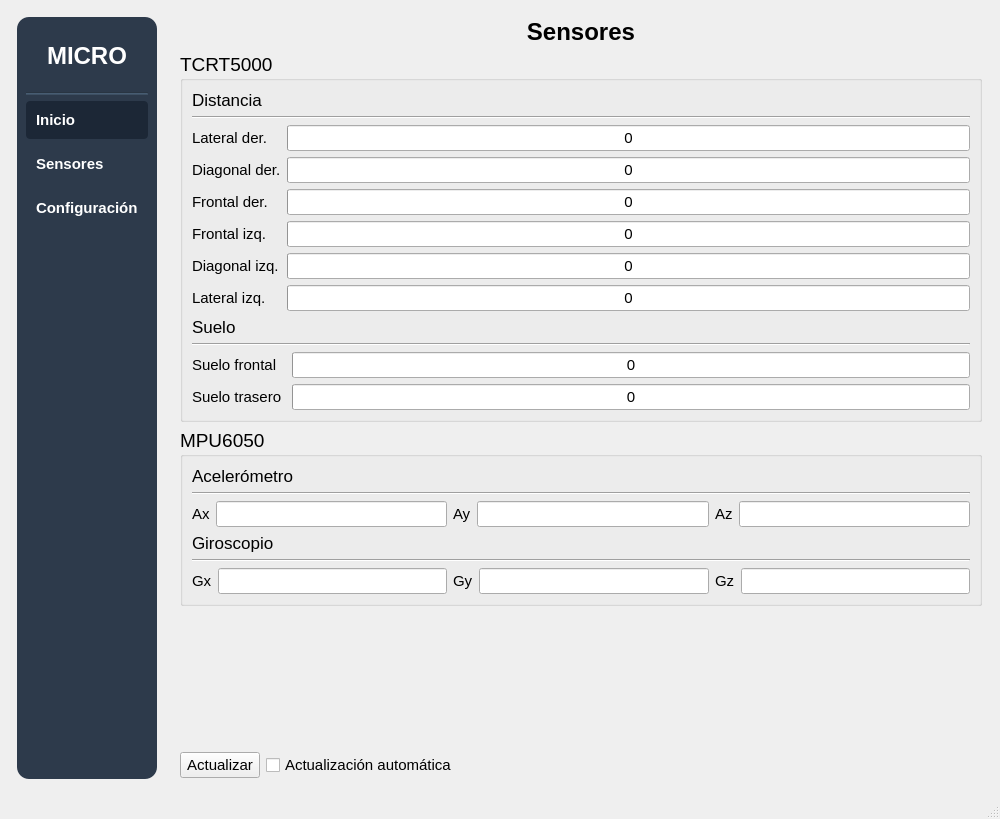
IvanLeiCas22/HMI_MICROMOUSE_V4, file mainwindow.ui: the form before one commit.
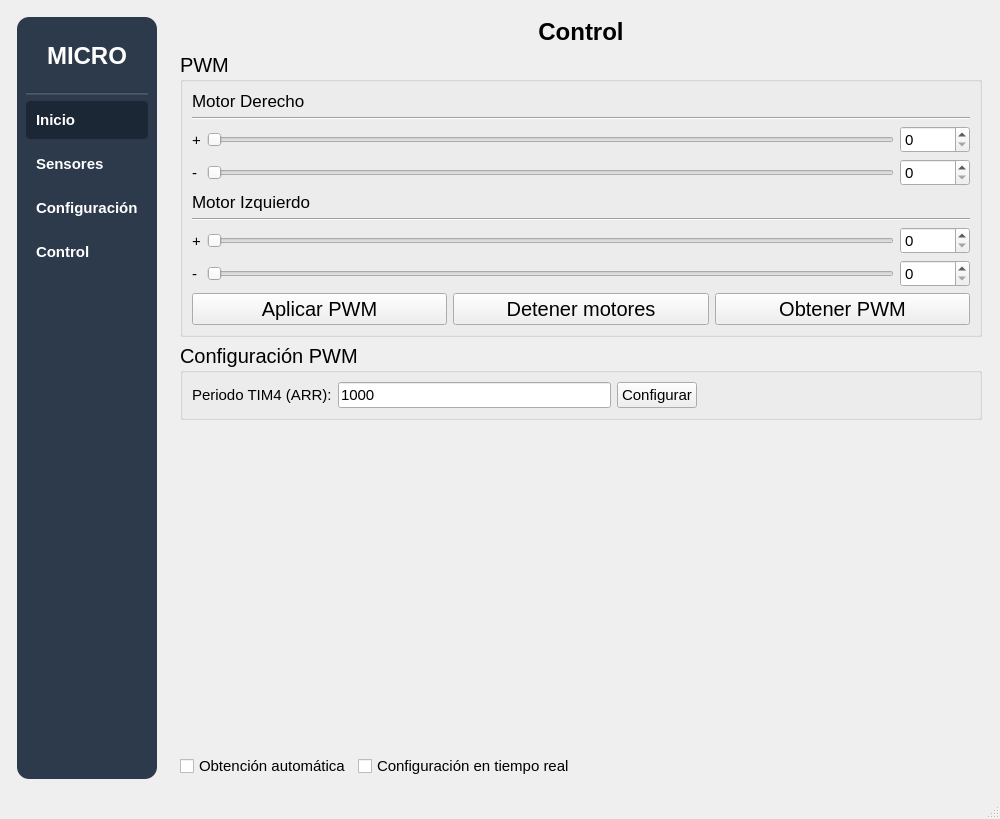
The form after the commit.

Commit message: Control de motores y periodo de TIM4

```diff
--- a/mainwindow.ui
+++ b/mainwindow.ui
@@ -185,6 +185,40 @@
          </property>
         </widget>
        </item>
+       <item>
+        <widget class="QPushButton" name="btnControl">
+         <property name="font">
+          <font>
+           <pointsize>11</pointsize>
+           <bold>true</bold>
+          </font>
+         </property>
+         <property name="styleSheet">
+          <string notr="true">QPushButton {
+  background-color: #2d3a4b;
+  color: white;
+  border-radius: 4px;
+  padding: 10px;
+  font-weight: bold;
+  text-align: left;
+}
+
+QPushButton:hover {
+  background-color: rgb(174, 188, 191);
+}
+
+QPushButton:checked {
+  background-color: rgb(28, 39, 54);
+}</string>
+         </property>
+         <property name="text">
+          <string>Control</string>
+         </property>
+         <property name="checkable">
+          <bool>true</bool>
+         </property>
+        </widget>
+       </item>
        <item>
         <spacer name="verticalSpacer">
          <property name="orientation">
@@ -204,7 +238,7 @@
     <item>
      <widget class="QStackedWidget" name="stackedScreens">
       <property name="currentIndex">
-       <number>1</number>
+       <number>3</number>
       </property>
       <widget class="QWidget" name="pageHome">
        <layout class="QVBoxLayout" name="verticalLayout_2">
@@ -590,7 +624,7 @@
          <widget class="QGroupBox" name="groupIRSensors">
           <property name="font">
            <font>
-            <pointsize>14</pointsize>
+            <pointsize>15</pointsize>
            </font>
           </property>
           <property name="title">
@@ -607,7 +641,7 @@
                 </font>
                </property>
                <property name="text">
-                <string>Distancia</string>
+                <string>Laterales</string>
                </property>
               </widget>
              </item>
@@ -646,162 +680,6 @@
                </property>
               </widget>
              </item>
-             <item row="1" column="1">
-              <widget class="QProgressBar" name="progBarIrRightDiag">
-               <property name="font">
-                <font>
-                 <pointsize>11</pointsize>
-                </font>
-               </property>
-               <property name="maximum">
-                <number>4095</number>
-               </property>
-               <property name="value">
-                <number>0</number>
-               </property>
-               <property name="alignment">
-                <set>Qt::AlignCenter</set>
-               </property>
-               <property name="textVisible">
-                <bool>true</bool>
-               </property>
-               <property name="format">
-                <string>%v</string>
-               </property>
-              </widget>
-             </item>
-             <item row="2" column="1">
-              <widget class="QProgressBar" name="progBarIrFrontRight">
-               <property name="font">
-                <font>
-                 <pointsize>11</pointsize>
-                </font>
-               </property>
-               <property name="maximum">
-                <number>4095</number>
-               </property>
-               <property name="value">
-                <number>0</number>
-               </property>
-               <property name="alignment">
-                <set>Qt::AlignCenter</set>
-               </property>
-               <property name="textVisible">
-                <bool>true</bool>
-               </property>
-               <property name="format">
-                <string>%v</string>
-               </property>
-              </widget>
-             </item>
-             <item row="2" column="0">
-              <widget class="QLabel" name="labelIrFrontRight">
-               <property name="font">
-                <font>
-                 <pointsize>11</pointsize>
-                </font>
-               </property>
-               <property name="text">
-                <string>Frontal der.</string>
-               </property>
-              </widget>
-             </item>
-             <item row="1" column="0">
-              <widget class="QLabel" name="labelIrRightDiag">
-               <property name="font">
-                <font>
-                 <pointsize>11</pointsize>
-                </font>
-               </property>
-               <property name="text">
-                <string>Diagonal der.</string>
-               </property>
-              </widget>
-             </item>
-             <item row="4" column="0">
-              <widget class="QLabel" name="labelIrLeftDiag">
-               <property name="font">
-                <font>
-                 <pointsize>11</pointsize>
-                </font>
-               </property>
-               <property name="text">
-                <string>Diagonal izq.</string>
-               </property>
-              </widget>
-             </item>
-             <item row="4" column="1">
-              <widget class="QProgressBar" name="progBarIrLeftDiag">
-               <property name="font">
-                <font>
-                 <pointsize>11</pointsize>
-                </font>
-               </property>
-               <property name="maximum">
-                <number>4095</number>
-               </property>
-               <property name="value">
-                <number>0</number>
-               </property>
-               <property name="alignment">
-                <set>Qt::AlignCenter</set>
-               </property>
-               <property name="textVisible">
-                <bool>true</bool>
-               </property>
-               <property name="format">
-                <string>%v</string>
-               </property>
-              </widget>
-             </item>
-             <item row="3" column="0">
-              <widget class="QLabel" name="labelIrFrontLeft">
-               <property name="font">
-                <font>
-                 <pointsize>11</pointsize>
-                </font>
-               </property>
-               <property name="text">
-                <string>Frontal izq.</string>
-               </property>
-              </widget>
-             </item>
-             <item row="5" column="0">
-              <widget class="QLabel" name="labelIrLeftSide">
-               <property name="font">
-                <font>
-                 <pointsize>11</pointsize>
-                </font>
-               </property>
-               <property name="text">
-                <string>Lateral izq.</string>
-               </property>
-              </widget>
-             </item>
-             <item row="3" column="1">
-              <widget class="QProgressBar" name="progBarIrFrontLeft">
-               <property name="font">
-                <font>
-                 <pointsize>11</pointsize>
-                </font>
-               </property>
-               <property name="maximum">
-                <number>4095</number>
-               </property>
-               <property name="value">
-                <number>0</number>
-               </property>
-               <property name="alignment">
-                <set>Qt::AlignCenter</set>
-               </property>
-               <property name="textVisible">
-                <bool>true</bool>
-               </property>
-               <property name="format">
-                <string>%v</string>
-               </property>
-              </widget>
-             </item>
              <item row="0" column="0">
               <widget class="QLabel" name="labelIrRightSide">
                <property name="font">
@@ -810,7 +688,7 @@
                 </font>
                </property>
                <property name="text">
-                <string>Lateral der.</string>
+                <string>D</string>
                </property>
               </widget>
              </item>
@@ -838,6 +716,208 @@
                </property>
               </widget>
              </item>
+             <item row="5" column="0">
+              <widget class="QLabel" name="labelIrLeftSide">
+               <property name="font">
+                <font>
+                 <pointsize>11</pointsize>
+                </font>
+               </property>
+               <property name="text">
+                <string>I</string>
+               </property>
+              </widget>
+             </item>
+            </layout>
+           </item>
+           <item>
+            <widget class="QLabel" name="label_10">
+             <property name="font">
+              <font>
+               <pointsize>13</pointsize>
+              </font>
+             </property>
+             <property name="text">
+              <string>Frontales</string>
+             </property>
+            </widget>
+           </item>
+           <item>
+            <widget class="Line" name="line_6">
+             <property name="orientation">
+              <enum>Qt::Horizontal</enum>
+             </property>
+            </widget>
+           </item>
+           <item>
+            <layout class="QGridLayout" name="gridLayout_2">
+             <item row="0" column="0">
+              <widget class="QLabel" name="labelIrFrontRight">
+               <property name="font">
+                <font>
+                 <pointsize>11</pointsize>
+                </font>
+               </property>
+               <property name="text">
+                <string>D</string>
+               </property>
+              </widget>
+             </item>
+             <item row="0" column="1">
+              <widget class="QProgressBar" name="progBarIrFrontRight">
+               <property name="font">
+                <font>
+                 <pointsize>11</pointsize>
+                </font>
+               </property>
+               <property name="maximum">
+                <number>4095</number>
+               </property>
+               <property name="value">
+                <number>0</number>
+               </property>
+               <property name="alignment">
+                <set>Qt::AlignCenter</set>
+               </property>
+               <property name="textVisible">
+                <bool>true</bool>
+               </property>
+               <property name="format">
+                <string>%v</string>
+               </property>
+              </widget>
+             </item>
+             <item row="1" column="0">
+              <widget class="QLabel" name="labelIrFrontLeft">
+               <property name="font">
+                <font>
+                 <pointsize>11</pointsize>
+                </font>
+               </property>
+               <property name="text">
+                <string>I</string>
+               </property>
+              </widget>
+             </item>
+             <item row="1" column="1">
+              <widget class="QProgressBar" name="progBarIrFrontLeft">
+               <property name="font">
+                <font>
+                 <pointsize>11</pointsize>
+                </font>
+               </property>
+               <property name="maximum">
+                <number>4095</number>
+               </property>
+               <property name="value">
+                <number>0</number>
+               </property>
+               <property name="alignment">
+                <set>Qt::AlignCenter</set>
+               </property>
+               <property name="textVisible">
+                <bool>true</bool>
+               </property>
+               <property name="format">
+                <string>%v</string>
+               </property>
+              </widget>
+             </item>
+            </layout>
+           </item>
+           <item>
+            <widget class="QLabel" name="label_11">
+             <property name="font">
+              <font>
+               <pointsize>13</pointsize>
+              </font>
+             </property>
+             <property name="text">
+              <string>Diagonales</string>
+             </property>
+            </widget>
+           </item>
+           <item>
+            <widget class="Line" name="line_7">
+             <property name="orientation">
+              <enum>Qt::Horizontal</enum>
+             </property>
+            </widget>
+           </item>
+           <item>
+            <layout class="QGridLayout" name="gridLayout_3">
+             <item row="0" column="0">
+              <widget class="QLabel" name="labelIrRightDiag">
+               <property name="font">
+                <font>
+                 <pointsize>11</pointsize>
+                </font>
+               </property>
+               <property name="text">
+                <string>D</string>
+               </property>
+              </widget>
+             </item>
+             <item row="1" column="1">
+              <widget class="QProgressBar" name="progBarIrLeftDiag">
+               <property name="font">
+                <font>
+                 <pointsize>11</pointsize>
+                </font>
+               </property>
+               <property name="maximum">
+                <number>4095</number>
+               </property>
+               <property name="value">
+                <number>0</number>
+               </property>
+               <property name="alignment">
+                <set>Qt::AlignCenter</set>
+               </property>
+               <property name="textVisible">
+                <bool>true</bool>
+               </property>
+               <property name="format">
+                <string>%v</string>
+               </property>
+              </widget>
+             </item>
+             <item row="1" column="0">
+              <widget class="QLabel" name="labelIrLeftDiag">
+               <property name="font">
+                <font>
+                 <pointsize>11</pointsize>
+                </font>
+               </property>
+               <property name="text">
+                <string>I</string>
+               </property>
+              </widget>
+             </item>
+             <item row="0" column="1">
+              <widget class="QProgressBar" name="progBarIrRightDiag">
+               <property name="font">
+                <font>
+                 <pointsize>11</pointsize>
+                </font>
+               </property>
+               <property name="maximum">
+                <number>4095</number>
+               </property>
+               <property name="value">
+                <number>0</number>
+               </property>
+               <property name="alignment">
+                <set>Qt::AlignCenter</set>
+               </property>
+               <property name="textVisible">
+                <bool>true</bool>
+               </property>
+               <property name="format">
+                <string>%v</string>
+               </property>
+              </widget>
+             </item>
             </layout>
            </item>
            <item>
@@ -869,7 +949,7 @@
                 </font>
                </property>
                <property name="text">
-                <string>Suelo frontal</string>
+                <string>F</string>
                </property>
                <property name="margin">
                 <number>0</number>
@@ -887,7 +967,7 @@
                 <number>1</number>
                </property>
                <property name="text">
-                <string>Suelo trasero </string>
+                <string>T</string>
                </property>
                <property name="margin">
                 <number>0</number>
@@ -948,7 +1028,7 @@
          <widget class="QGroupBox" name="groupMPU6050">
           <property name="font">
            <font>
-            <pointsize>14</pointsize>
+            <pointsize>15</pointsize>
            </font>
           </property>
           <property name="title">
@@ -1213,7 +1293,471 @@
         </item>
        </layout>
       </widget>
-      <widget class="QWidget" name="pageConfig"/>
+      <widget class="QWidget" name="pageConfig">
+       <layout class="QVBoxLayout" name="verticalLayout_11">
+        <item>
+         <widget class="QLabel" name="titleConfig">
+          <property name="font">
+           <font>
+            <pointsize>18</pointsize>
+            <bold>true</bold>
+           </font>
+          </property>
+          <property name="text">
+           <string>Configuración</string>
+          </property>
+          <property name="alignment">
+           <set>Qt::AlignCenter</set>
+          </property>
+         </widget>
+        </item>
+       </layout>
+      </widget>
+      <widget class="QWidget" name="pageControl">
+       <layout class="QVBoxLayout" name="verticalLayout_12">
+        <item>
+         <widget class="QLabel" name="titleHome_2">
+          <property name="font">
+           <font>
+            <pointsize>18</pointsize>
+            <bold>true</bold>
+           </font>
+          </property>
+          <property name="text">
+           <string>Control</string>
+          </property>
+          <property name="alignment">
+           <set>Qt::AlignCenter</set>
+          </property>
+         </widget>
+        </item>
+        <item>
+         <widget class="QGroupBox" name="groupBox_2">
+          <property name="font">
+           <font>
+            <pointsize>15</pointsize>
+           </font>
+          </property>
+          <property name="title">
+           <string>PWM</string>
+          </property>
+          <layout class="QVBoxLayout" name="verticalLayout_13">
+           <item>
+            <widget class="QLabel" name="label_12">
+             <property name="font">
+              <font>
+               <pointsize>13</pointsize>
+              </font>
+             </property>
+             <property name="text">
+              <string>Motor Derecho</string>
+             </property>
+            </widget>
+           </item>
+           <item>
+            <widget class="Line" name="line_8">
+             <property name="orientation">
+              <enum>Qt::Horizontal</enum>
+             </property>
+            </widget>
+           </item>
+           <item>
+            <layout class="QGridLayout" name="gridLayout_4">
+             <item row="1" column="0">
+              <widget class="QLabel" name="label_15">
+               <property name="font">
+                <font>
+                 <pointsize>11</pointsize>
+                </font>
+               </property>
+               <property name="text">
+                <string>-</string>
+               </property>
+              </widget>
+             </item>
+             <item row="0" column="0">
+              <widget class="QLabel" name="label_13">
+               <property name="font">
+                <font>
+                 <pointsize>11</pointsize>
+                </font>
+               </property>
+               <property name="text">
+                <string>+</string>
+               </property>
+              </widget>
+             </item>
+             <item row="1" column="1">
+              <widget class="QSlider" name="hSliderRightMotorNeg">
+               <property name="maximum">
+                <number>10000</number>
+               </property>
+               <property name="singleStep">
+                <number>1000</number>
+               </property>
+               <property name="pageStep">
+                <number>1000</number>
+               </property>
+               <property name="orientation">
+                <enum>Qt::Horizontal</enum>
+               </property>
+               <property name="tickInterval">
+                <number>100</number>
+               </property>
+              </widget>
+             </item>
+             <item row="0" column="1">
+              <widget class="QSlider" name="hSliderRightMotorPos">
+               <property name="font">
+                <font>
+                 <pointsize>13</pointsize>
+                </font>
+               </property>
+               <property name="maximum">
+                <number>10000</number>
+               </property>
+               <property name="singleStep">
+                <number>1000</number>
+               </property>
+               <property name="pageStep">
+                <number>1000</number>
+               </property>
+               <property name="sliderPosition">
+                <number>0</number>
+               </property>
+               <property name="tracking">
+                <bool>true</bool>
+               </property>
+               <property name="orientation">
+                <enum>Qt::Horizontal</enum>
+               </property>
+               <property name="invertedAppearance">
+                <bool>false</bool>
+               </property>
+               <property name="invertedControls">
+                <bool>false</bool>
+               </property>
+               <property name="tickPosition">
+                <enum>QSlider::NoTicks</enum>
+               </property>
+               <property name="tickInterval">
+                <number>100</number>
+               </property>
+              </widget>
+             </item>
+             <item row="0" column="2">
+              <widget class="QSpinBox" name="spinBoxRightMotorPos">
+               <property name="font">
+                <font>
+                 <pointsize>11</pointsize>
+                </font>
+               </property>
+               <property name="maximum">
+                <number>10000</number>
+               </property>
+               <property name="singleStep">
+                <number>100</number>
+               </property>
+              </widget>
+             </item>
+             <item row="1" column="2">
+              <widget class="QSpinBox" name="spinBoxRightMotorNeg">
+               <property name="font">
+                <font>
+                 <pointsize>11</pointsize>
+                </font>
+               </property>
+               <property name="maximum">
+                <number>10000</number>
+               </property>
+               <property name="singleStep">
+                <number>100</number>
+               </property>
+              </widget>
+             </item>
+            </layout>
+           </item>
+           <item>
+            <widget class="QLabel" name="label_17">
+             <property name="font">
+              <font>
+               <pointsize>13</pointsize>
+              </font>
+             </property>
+             <property name="text">
+              <string>Motor Izquierdo</string>
+             </property>
+            </widget>
+           </item>
+           <item>
+            <widget class="Line" name="line_9">
+             <property name="orientation">
+              <enum>Qt::Horizontal</enum>
+             </property>
+            </widget>
+           </item>
+           <item>
+            <layout class="QGridLayout" name="gridLayout_5">
+             <item row="1" column="0">
+              <widget class="QLabel" name="label_19">
+               <property name="font">
+                <font>
+                 <pointsize>11</pointsize>
+                </font>
+               </property>
+               <property name="text">
+                <string>-</string>
+               </property>
+              </widget>
+             </item>
+             <item row="0" column="1">
+              <widget class="QSlider" name="hSliderLeftMotorPos">
+               <property name="font">
+                <font>
+                 <pointsize>11</pointsize>
+                </font>
+               </property>
+               <property name="maximum">
+                <number>10000</number>
+               </property>
+               <property name="singleStep">
+                <number>1000</number>
+               </property>
+               <property name="pageStep">
+                <number>1000</number>
+               </property>
+               <property name="orientation">
+                <enum>Qt::Horizontal</enum>
+               </property>
+               <property name="tickInterval">
+                <number>100</number>
+               </property>
+              </widget>
+             </item>
+             <item row="1" column="1">
+              <widget class="QSlider" name="hSliderLeftMotorNeg">
+               <property name="font">
+                <font>
+                 <pointsize>11</pointsize>
+                </font>
+               </property>
+               <property name="maximum">
+                <number>10000</number>
+               </property>
+               <property name="singleStep">
+                <number>1000</number>
+               </property>
+               <property name="pageStep">
+                <number>1000</number>
+               </property>
+               <property name="value">
+                <number>0</number>
+               </property>
+               <property name="tracking">
+                <bool>true</bool>
+               </property>
+               <property name="orientation">
+                <enum>Qt::Horizontal</enum>
+               </property>
+               <property name="tickPosition">
+                <enum>QSlider::NoTicks</enum>
+               </property>
+               <property name="tickInterval">
+                <number>100</number>
+               </property>
+              </widget>
+             </item>
+             <item row="0" column="0">
+              <widget class="QLabel" name="label_18">
+               <property name="font">
+                <font>
+                 <pointsize>11</pointsize>
+                </font>
+               </property>
+               <property name="text">
+                <string>+</string>
+               </property>
+              </widget>
+             </item>
+             <item row="0" column="2">
+              <widget class="QSpinBox" name="spinBoxLeftMotorPos">
+               <property name="font">
+                <font>
+                 <pointsize>11</pointsize>
+                </font>
+               </property>
+               <property name="maximum">
+                <number>10000</number>
+               </property>
+               <property name="singleStep">
+                <number>100</number>
+               </property>
+              </widget>
+             </item>
+             <item row="1" column="2">
+              <widget class="QSpinBox" name="spinBoxLeftMotorNeg">
+               <property name="font">
+                <font>
+                 <pointsize>11</pointsize>
+                </font>
+               </property>
+               <property name="maximum">
+                <number>10000</number>
+               </property>
+               <property name="singleStep">
+                <number>100</number>
+               </property>
+              </widget>
+             </item>
+            </layout>
+           </item>
+           <item>
+            <layout class="QHBoxLayout" name="horizontalLayout_11">
+             <item>
+              <widget class="QPushButton" name="btnApplyPWM">
+               <property name="text">
+                <string>Aplicar PWM</string>
+               </property>
+              </widget>
+             </item>
+             <item>
+              <widget class="QPushButton" name="btnStopMotor">
+               <property name="text">
+                <string>Detener motores</string>
+               </property>
+              </widget>
+             </item>
+             <item>
+              <widget class="QPushButton" name="btnGetPWM">
+               <property name="text">
+                <string>Obtener PWM</string>
+               </property>
+              </widget>
+             </item>
+            </layout>
+           </item>
+          </layout>
+         </widget>
+        </item>
+        <item>
+         <widget class="QGroupBox" name="groupBox_3">
+          <property name="font">
+           <font>
+            <pointsize>15</pointsize>
+           </font>
+          </property>
+          <property name="title">
+           <string>Configuración PWM</string>
+          </property>
+          <layout class="QVBoxLayout" name="verticalLayout_14">
+           <item>
+            <layout class="QHBoxLayout" name="horizontalLayout_13">
+             <item>
+              <widget class="QLabel" name="label_14">
+               <property name="font">
+                <font>
+                 <pointsize>11</pointsize>
+                </font>
+               </property>
+               <property name="text">
+                <string>Periodo TIM4 (ARR):</string>
+               </property>
+              </widget>
+             </item>
+             <item>
+              <widget class="QLineEdit" name="lineEditPwmPeriod">
+               <property name="font">
+                <font>
+                 <pointsize>11</pointsize>
+                </font>
+               </property>
+               <property name="text">
+                <string>1000</string>
+               </property>
+              </widget>
+             </item>
+             <item>
+              <widget class="QPushButton" name="btnConfigurePeriod">
+               <property name="font">
+                <font>
+                 <pointsize>11</pointsize>
+                </font>
+               </property>
+               <property name="text">
+                <string>Configurar</string>
+               </property>
+              </widget>
+             </item>
+             <item>
+              <spacer name="horizontalSpacer_3">
+               <property name="orientation">
+                <enum>Qt::Horizontal</enum>
+               </property>
+               <property name="sizeHint" stdset="0">
+                <size>
+                 <width>40</width>
+                 <height>20</height>
+                </size>
+               </property>
+              </spacer>
+             </item>
+            </layout>
+           </item>
+          </layout>
+         </widget>
+        </item>
+        <item>
+         <spacer name="verticalSpacer_3">
+          <property name="orientation">
+           <enum>Qt::Vertical</enum>
+          </property>
+          <property name="sizeHint" stdset="0">
+           <size>
+            <width>20</width>
+            <height>40</height>
+           </size>
+          </property>
+         </spacer>
+        </item>
+        <item>
+         <layout class="QHBoxLayout" name="horizontalLayout_12">
+          <item>
+           <widget class="QCheckBox" name="chkAutoGetPWM">
+            <property name="sizePolicy">
+             <sizepolicy hsizetype="Minimum" vsizetype="Fixed">
+              <horstretch>0</horstretch>
+              <verstretch>0</verstretch>
+             </sizepolicy>
+            </property>
+            <property name="text">
+             <string>Obtención automática</string>
+            </property>
+           </widget>
+          </item>
+          <item>
+           <widget class="QCheckBox" name="chkRealTimeSetPWM">
+            <property name="text">
+             <string>Configuración en tiempo real</string>
+            </property>
+           </widget>
+          </item>
+          <item>
+           <spacer name="horizontalSpacer">
+            <property name="orientation">
+             <enum>Qt::Horizontal</enum>
+            </property>
+            <property name="sizeHint" stdset="0">
+             <size>
+              <width>40</width>
+              <height>20</height>
+             </size>
+            </property>
+           </spacer>
+          </item>
+         </layout>
+        </item>
+       </layout>
+      </widget>
      </widget>
     </item>
    </layout>
```
Left out of the diff: 7 changed lines with no effect on the pictures. The commit also changes 18 other files.
